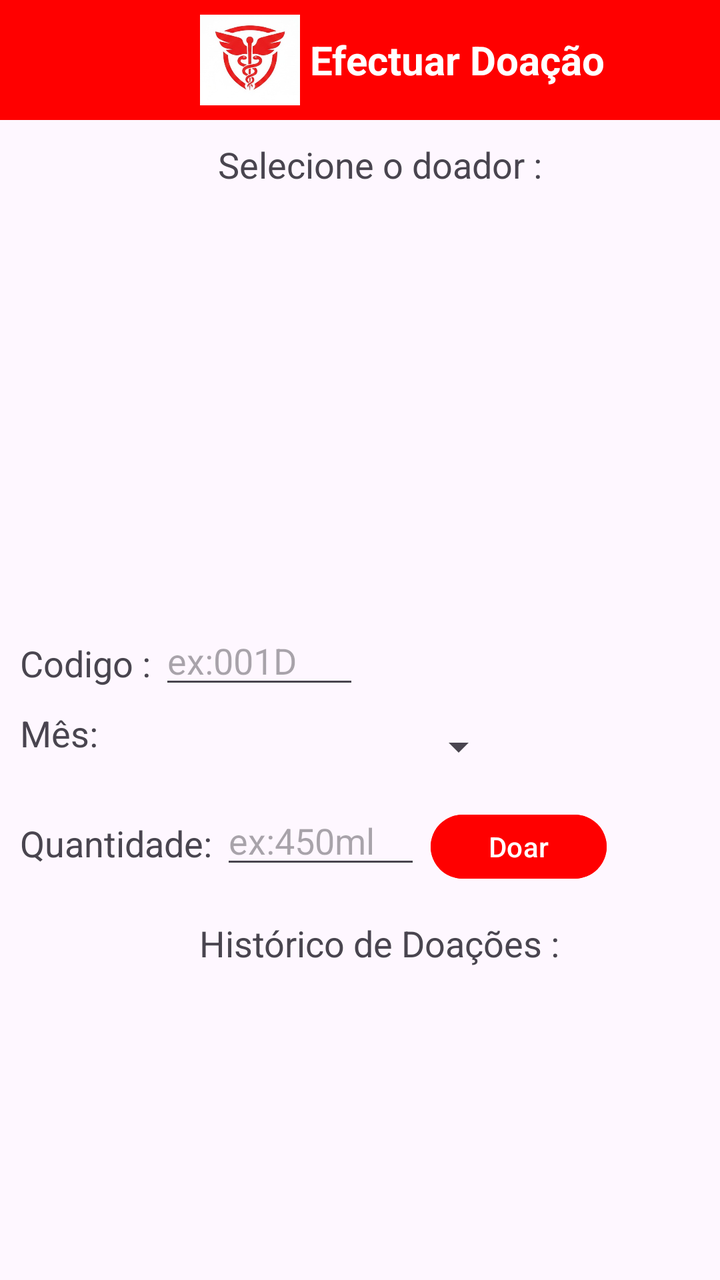
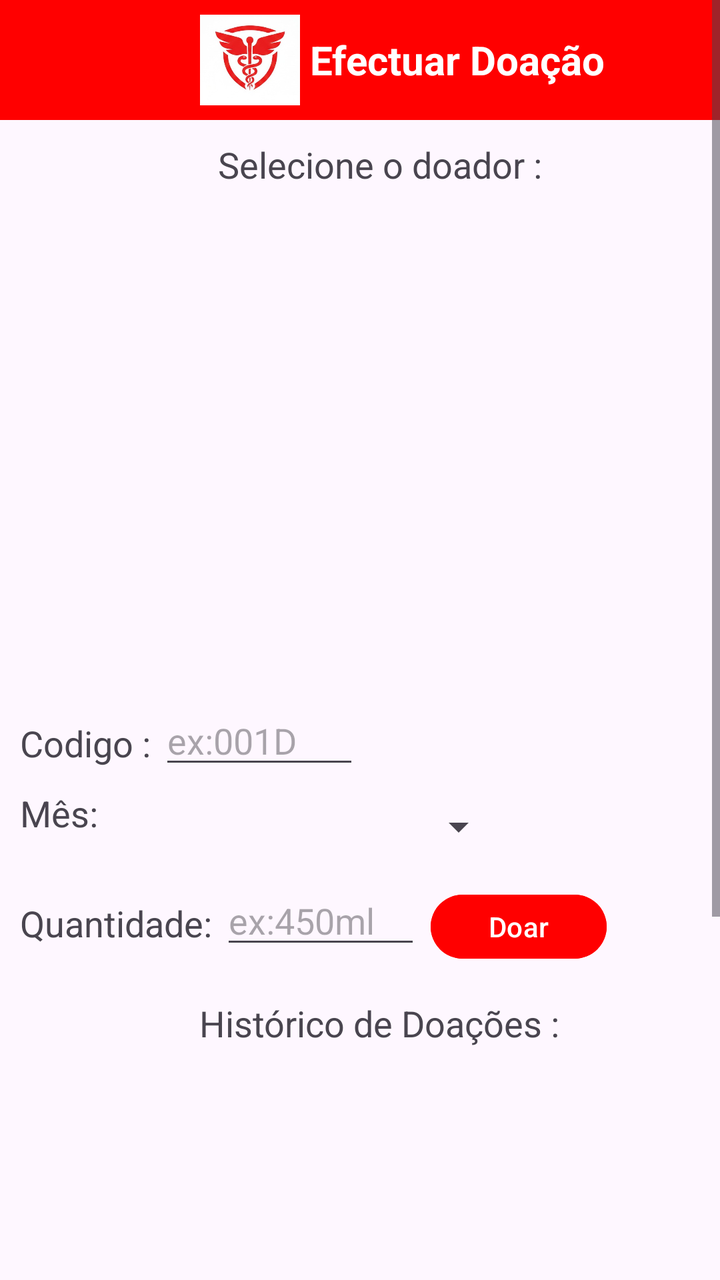

Screens rendered from an Android XML layout before and after an edit, with the pre-edit source and the edit as a unified diff.
<!-- AndroidManifest.xml: application theme Theme.ProjetoGrupoHospital -->
<!-- res/layout/activity_doacao.xml -->
<?xml version="1.0" encoding="utf-8"?>
<LinearLayout xmlns:android="http://schemas.android.com/apk/res/android"
    xmlns:app="http://schemas.android.com/apk/res-auto"
    xmlns:tools="http://schemas.android.com/tools"
    android:id="@+id/main"
    android:layout_width="match_parent"
    android:layout_height="match_parent"
    android:orientation="vertical"
    tools:context=".DoacaoActivity">

    <ScrollView
        android:layout_width="match_parent"
        android:layout_height="wrap_content">

        <LinearLayout
            android:layout_width="match_parent"
            android:layout_height="match_parent"
            android:orientation="vertical">

            <LinearLayout
                android:layout_width="match_parent"
                android:layout_height="60dp"
                android:orientation="horizontal"
                android:background="#FF0000">

                <ImageView
                    android:layout_marginLeft="100dp"
                    android:layout_width="50dp"
                    android:layout_height="50dp"
                    android:layout_gravity="center"
                    android:src="@drawable/icone_banco_de_sangue"
                    ></ImageView>

                <TextView
                    android:layout_marginLeft="5dp"
                    android:layout_width="200dp"
                    android:layout_height="wrap_content"
                    android:text="Efectuar Doação"
                    android:layout_gravity="center"
                    android:textStyle="bold"
                    android:textSize="20dp"
                    android:textColor="@color/white">
                </TextView>

            </LinearLayout>

            <TextView
                android:layout_marginTop="10dp"
                android:layout_gravity="center"
                android:layout_marginLeft="10dp"
                android:layout_width="wrap_content"
                android:layout_height="wrap_content"
                android:text="Selecione o doador :"
                android:textSize="18sp"></TextView>

            <androidx.recyclerview.widget.RecyclerView
                android:id="@+id/recyclerdoadores"
                android:layout_marginTop="10dp"
                android:layout_width="match_parent"
                android:layout_height="200dp"></androidx.recyclerview.widget.RecyclerView>
            <LinearLayout
                android:layout_marginTop="5dp"
                android:layout_width="match_parent"
                android:layout_height="40dp"
                android:orientation="horizontal">

                <TextView
                    android:layout_marginLeft="10dp"
                    android:layout_width="wrap_content"
                    android:layout_height="30dp"
                    android:text="Codigo : "
                    android:textSize="18sp"></TextView>

                <EditText
                    android:id="@+id/campocoddoacao"
                    android:layout_width="100dp"
                    android:layout_height="wrap_content"
                    android:hint="ex:001D"></EditText>


            </LinearLayout>

            <LinearLayout
                android:layout_marginTop="5dp"
                android:layout_width="match_parent"
                android:layout_height="40dp"
                android:orientation="horizontal">

                <TextView
                    android:layout_marginLeft="10dp"
                    android:layout_width="wrap_content"
                    android:layout_height="30dp"
                    android:text="Mês: "
                    android:textSize="18sp"></TextView>

                <Spinner
                    android:id="@+id/comboboxmes"
                    android:layout_width="200dp"
                    android:layout_height="38dp"></Spinner>

            </LinearLayout>


            <LinearLayout
                android:layout_marginTop="5dp"
                android:layout_width="match_parent"
                android:layout_height="40dp"
                android:orientation="horizontal">

                <TextView
                    android:layout_marginLeft="10dp"
                    android:layout_width="wrap_content"
                    android:layout_height="30dp"
                    android:text="Quantidade: "
                    android:textSize="18sp"></TextView>

                <EditText
                    android:id="@+id/campoquantidade"
                    android:layout_width="100dp"
                    android:layout_height="wrap_content"
                    android:inputType="number"
                    android:hint="ex:450ml"></EditText>

                <Button
                    android:id="@+id/botaoefetuardoacao"
                    android:layout_width="wrap_content"
                    android:layout_height="wrap_content"
                    android:text="Doar"
                    android:layout_marginLeft="5dp"
                    android:backgroundTint="#FF0000">

                </Button>

            </LinearLayout>

            <TextView
                android:layout_marginTop="20dp"
                android:layout_gravity="center"
                android:layout_marginLeft="10dp"
                android:layout_width="wrap_content"
                android:layout_height="wrap_content"
                android:text="Histórico de Doações :"
                android:textSize="18sp"></TextView>

            <androidx.recyclerview.widget.RecyclerView
                android:id="@+id/recyclerdoacoes"
                android:layout_marginTop="10dp"
                android:layout_width="match_parent"
                android:layout_height="match_parent"></androidx.recyclerview.widget.RecyclerView>


        </LinearLayout>


    </ScrollView>

</LinearLayout>
<!-- resources referenced by this layout -->
<resources>
  <color name="white">#FFFFFFFF</color>
  <!-- drawable icone_banco_de_sangue: jpg bitmap (drawable, 19729 bytes) -->
  <style name="Theme.ProjetoGrupoHospital" parent="Base.Theme.ProjetoGrupoHospital" />
  <style name="Base.Theme.ProjetoGrupoHospital" parent="Theme.Material3.DayNight.NoActionBar">
          
          
      </style>
</resources>

<!-- the commit's change to res/layout/activity_doacao.xml (unified diff, before → after) -->
@@ -53,11 +53,10 @@
                 android:text="Selecione o doador :"
                 android:textSize="18sp"></TextView>
 
-            <androidx.recyclerview.widget.RecyclerView
-                android:id="@+id/recyclerdoadores"
-                android:layout_marginTop="10dp"
+            <ListView
+                android:id="@+id/listviewdodadores"
                 android:layout_width="match_parent"
-                android:layout_height="200dp"></androidx.recyclerview.widget.RecyclerView>
+                android:layout_height="250dp"></ListView>
             <LinearLayout
                 android:layout_marginTop="5dp"
                 android:layout_width="match_parent"
@@ -142,11 +141,16 @@
                 android:text="Histórico de Doações :"
                 android:textSize="18sp"></TextView>
 
-            <androidx.recyclerview.widget.RecyclerView
-                android:id="@+id/recyclerdoacoes"
-                android:layout_marginTop="10dp"
+
+            <ListView
+                android:id="@+id/listviewhistoricodoacoes"
                 android:layout_width="match_parent"
-                android:layout_height="match_parent"></androidx.recyclerview.widget.RecyclerView>
+                android:layout_height="320dp"></ListView>
+
+            <LinearLayout
+                android:layout_width="match_parent"
+                android:layout_height="50dp"></LinearLayout>
+
 
 
         </LinearLayout>
